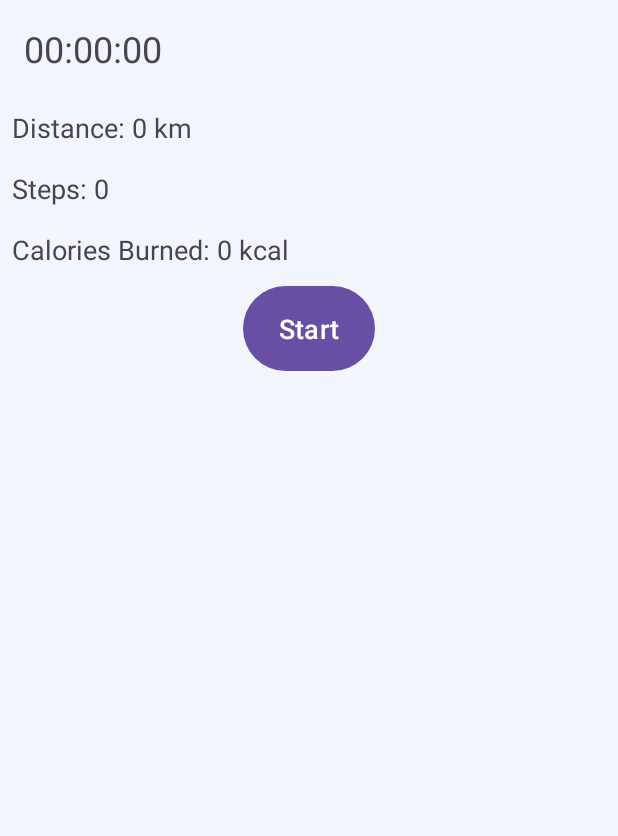
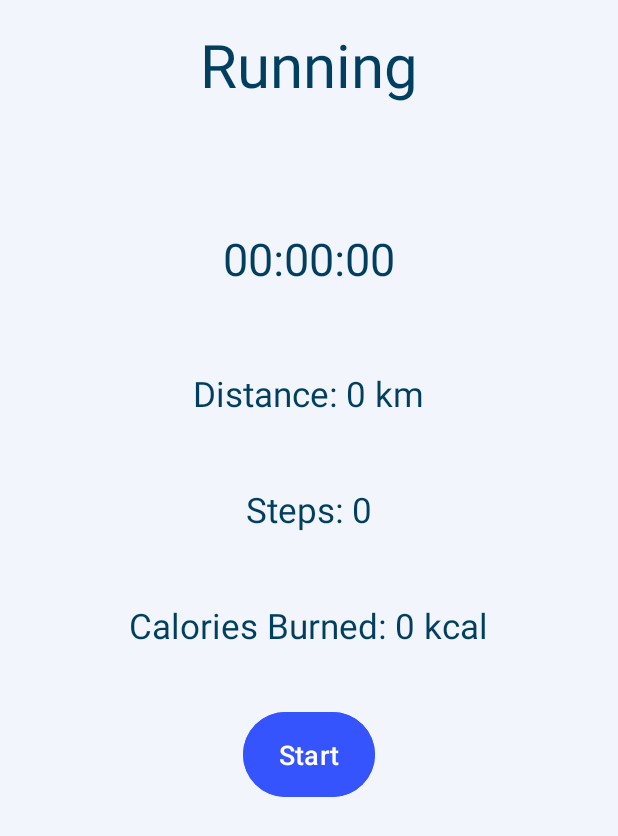
Before and after one commit to asselgh/FitQuest, an Android app: the RunningActivity screen opened directly, with no data from a screen before it, on a phone screen of 412 x 824 dp. Shown: the top 836 px of the screen. Run offline under Robolectric (Android 15) with nearby library versions, the phone set to English and light mode, and no system bars.

Commit message:
Running page, Cycling page designs are completed

```diff
--- a/app/src/main/java/com/example/fitquest/CyclingActivity.java
+++ b/app/src/main/java/com/example/fitquest/CyclingActivity.java
@@ -40,7 +40,8 @@ public class CyclingActivity extends AppCompatActivity implements LocationListen
         timerTextView = findViewById(R.id.timerTextView);
         distanceTextView = findViewById(R.id.distanceTextView);
         caloriesTextView = findViewById(R.id.caloriesTextView);
-        startPauseButton = findViewById(R.id.startPauseButton);
+        startPauseButton = findViewById(R.id
+                .startPauseButton);
         pauseButton = findViewById(R.id.pauseButton);
         endButton = findViewById(R.id.endButton);
 
--- a/app/src/main/java/com/example/fitquest/RunningActivity.java
+++ b/app/src/main/java/com/example/fitquest/RunningActivity.java
@@ -40,7 +40,7 @@ public class RunningActivity extends AppCompatActivity implements SensorEventLis
         timerTextView = findViewById(R.id.timerTextView);
         distanceTextView = findViewById(R.id.distanceTextView);
         caloriesTextView = findViewById(R.id.caloriesTextView);
-        startPauseButton = findViewById(R.id.startPauseButton);
+        startPauseButton = findViewById(R.id.startButton);
         pauseButton = findViewById(R.id.pauseButton);
         endButton = findViewById(R.id.endButton);
 
--- a/app/src/main/res/layout/activity_running.xml
+++ b/app/src/main/res/layout/activity_running.xml
@@ -9,55 +9,81 @@
 
     >
 
+    <!--Header Section-->
+    <TextView
+        android:layout_width="wrap_content"
+        android:layout_height="wrap_content"
+        android:layout_gravity="center"
+        android:padding="16dp"
+        android:text="Running"
+        android:textColor="@color/title"
+        android:textSize="40sp" />
+
     <!-- Timer -->
     <TextView
         android:id="@+id/timerTextView"
         android:layout_width="wrap_content"
         android:layout_height="wrap_content"
+        android:layout_gravity="center"
+        android:layout_marginTop="50dp"
         android:gravity="center_horizontal"
         android:padding="16dp"
         android:text="00:00:00"
-        android:textSize="24sp" />
+        android:textColor="@color/title"
+        android:textSize="30sp" />
 
     <!-- Distance -->
     <TextView
         android:id="@+id/distanceTextView"
         android:layout_width="wrap_content"
         android:layout_height="wrap_content"
+        android:layout_gravity="center"
+        android:layout_marginTop="30dp"
         android:gravity="center_horizontal"
         android:padding="8dp"
         android:text="Distance: 0 km"
-        android:textSize="18sp" />
+        android:textColor="@color/title"
+        android:textSize="23sp" />
 
     <!--    steps-->
     <TextView
         android:id="@+id/stepsTextView"
         android:layout_width="wrap_content"
         android:layout_height="wrap_content"
+        android:layout_gravity="center"
+        android:layout_marginTop="30dp"
         android:gravity="center_horizontal"
         android:padding="8dp"
         android:text="Steps: 0"
-        android:textSize="18sp" />
+        android:textColor="@color/title"
+        android:textSize="23sp" />
 
     <!-- Calories Burned -->
     <TextView
         android:id="@+id/caloriesTextView"
         android:layout_width="wrap_content"
         android:layout_height="wrap_content"
+        android:layout_gravity="center"
         android:gravity="center_horizontal"
         android:padding="8dp"
+        android:layout_marginTop="30dp"
         android:text="Calories Burned: 0 kcal"
-        android:textSize="18sp" />
+        android:textColor="@color/title"
+        android:textSize="23dp" />
 
     <!-- Button to start/pause/end workout -->
     <Button
-        android:id="@+id/startPauseButton"
+        android:id="@+id/startButton"
         android:layout_width="wrap_content"
         android:layout_height="wrap_content"
         android:layout_gravity="center"
+        android:backgroundTint="@color/accent"
         android:padding="16dp"
+        android:layout_marginTop="30dp"
         android:text="Start"
         android:textSize="18sp" />
+
+
 
     <!-- Button to pause workout -->
     <Button
@@ -65,9 +91,11 @@
         android:layout_width="wrap_content"
         android:layout_height="wrap_content"
         android:layout_gravity="center"
+        android:backgroundTint="@color/accent"
         android:padding="16dp"
         android:text="Pause"
         android:textSize="18sp"
+        android:layout_margin="10dp"
         android:visibility="gone" />
 
     <!-- Button to end workout -->
@@ -76,10 +104,16 @@
         android:layout_width="wrap_content"
         android:layout_height="wrap_content"
         android:layout_gravity="center"
+        android:backgroundTint="@color/accent"
         android:padding="16dp"
         android:text="Rest"
+        android:layout_margin="10dp"
         android:textSize="18sp"
         android:visibility="gone" />
 
 
+
+
+
+
 </LinearLayout>
```
Also changed, not shown: app/src/main/res/layout/activity_cycling.xml (+34 -4 lines).
